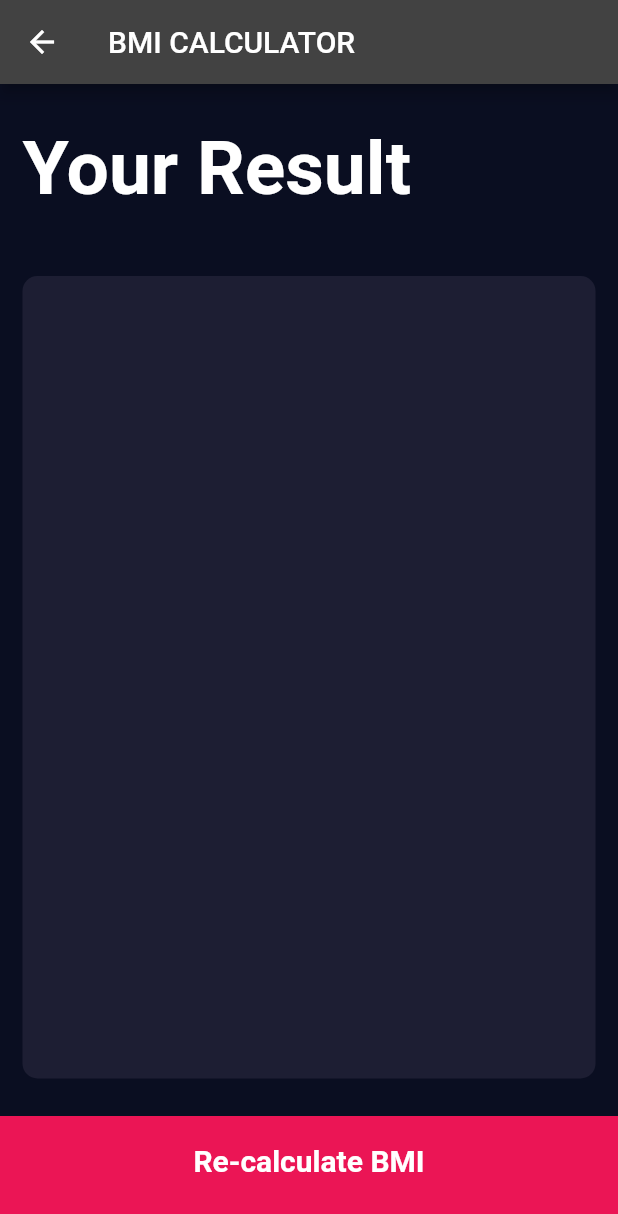
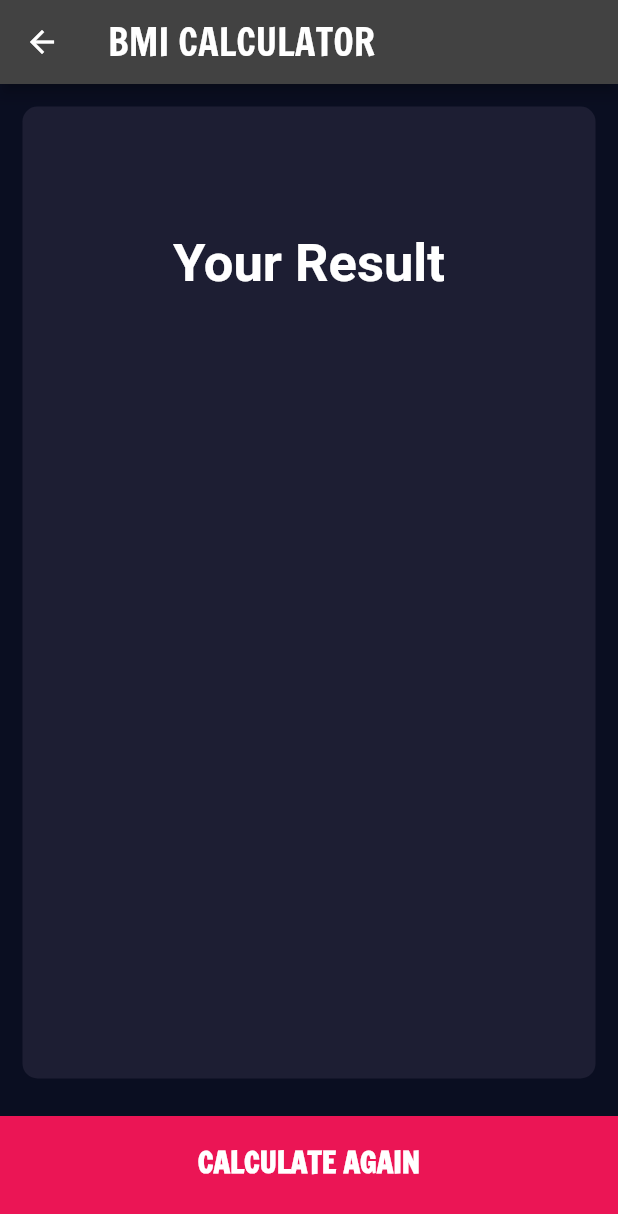
Before and after one commit to jvanleersum/flutter_bmi_calculater, a Flutter app: the ResultsPage screen opened directly with empty values, on a phone screen of 412 x 824 dp. Shown: the top 1214 px of the screen. Run offline on Flutter 3.47's test engine with Material 2 defaults, Android fonts, the phone set to English and light mode, and no system bars; our stand-ins replace font_awesome_flutter.

Commit message:
Updated app design and fonts

```diff
--- a/lib/components/constants.dart
+++ b/lib/components/constants.dart
@@ -19,10 +19,11 @@ const kLargeButtonTextStyle = TextStyle(
   color: Colors.white,
   fontSize: 20.0,
   fontWeight: FontWeight.bold,
+  fontFamily: "FrancoisOne",
 );
 
 const kResultLabelTextStyle = TextStyle(
-  fontSize: 22.0,
+  fontSize: 25.0,
   fontWeight: FontWeight.bold,
   color: Color(0xFF25C481),
 );
--- a/lib/screens/input_page.dart
+++ b/lib/screens/input_page.dart
@@ -21,7 +21,7 @@ class InputPage extends StatefulWidget {
 }
 
 class _InputPageState extends State<InputPage> {
-  late Gender selectedGender;
+  Gender? selectedGender;
   int height = 180;
   int weight = 70;
   int age = 35;
@@ -30,7 +30,10 @@ class _InputPageState extends State<InputPage> {
   Widget build(BuildContext context) {
     return Scaffold(
       appBar: AppBar(
-        title: Text('BMI CALCULATOR'),
+        title: Text(
+          'BMI CALCULATOR',
+          style: TextStyle(fontFamily: "FrancoisOne", fontSize: 25),
+        ),
       ),
       body: Column(
         crossAxisAlignment: CrossAxisAlignment.stretch,
@@ -216,7 +219,7 @@ class _InputPageState extends State<InputPage> {
             ),
           ),
           BottomButton(
-              text: 'Calculate BMI',
+              text: 'CALCULATE MY BMI',
               onPress: () {
                 CalculatorBrain calc =
                     CalculatorBrain(height: height, weight: weight);
--- a/lib/screens/results_page.dart
+++ b/lib/screens/results_page.dart
@@ -17,33 +17,30 @@ class ResultsPage extends StatelessWidget {
   Widget build(BuildContext context) {
     return Scaffold(
       appBar: AppBar(
-        title: Text('BMI CALCULATOR'),
+        title: Text(
+          'BMI CALCULATOR',
+          style: TextStyle(fontFamily: "FrancoisOne", fontSize: 25),
+        ),
       ),
       body: Column(
         mainAxisAlignment: MainAxisAlignment.spaceEvenly,
         crossAxisAlignment: CrossAxisAlignment.stretch,
         children: [
           Expanded(
-            child: Container(
-              alignment: Alignment.centerLeft,
-              padding: EdgeInsets.all(15.0),
-              child: Text(
-                'Your Result',
-                style: TextStyle(
-                  fontSize: 50.0,
-                  fontWeight: FontWeight.bold,
-                ),
-              ),
-            ),
-          ),
-          Expanded(
-            flex: 5,
             child: ReusableCard(
               colour: kActiveCardColor,
               cardChild: Column(
                 mainAxisAlignment: MainAxisAlignment.spaceEvenly,
                 crossAxisAlignment: CrossAxisAlignment.center,
                 children: [
+                  Text(
+                    'Your Result',
+                    textAlign: TextAlign.left,
+                    style: TextStyle(
+                      fontSize: 35.0,
+                      fontWeight: FontWeight.bold,
+                    ),
+                  ),
                   Text(
                     resultText,
                     style: kResultLabelTextStyle,
@@ -52,10 +49,13 @@ class ResultsPage extends StatelessWidget {
                     bmiResult,
                     style: kResultValueTextStyle,
                   ),
-                  Text(
-                    resultInterpretation,
-                    style: kResultDescriptionTextStyle,
-                    textAlign: TextAlign.center,
+                  Padding(
+                    padding: const EdgeInsets.all(8.0),
+                    child: Text(
+                      resultInterpretation,
+                      style: kResultDescriptionTextStyle,
+                      textAlign: TextAlign.center,
+                    ),
                   ),
                 ],
               ),
@@ -63,7 +63,7 @@ class ResultsPage extends StatelessWidget {
             ),
           ),
           BottomButton(
-            text: 'Re-calculate BMI',
+            text: 'CALCULATE AGAIN',
             onPress: () {
               Navigator.pop(context);
             },
```
Also changed, not shown: pubspec.yaml (+4 -6 lines), fonts/FrancoisOne-Regular.ttf (added).
